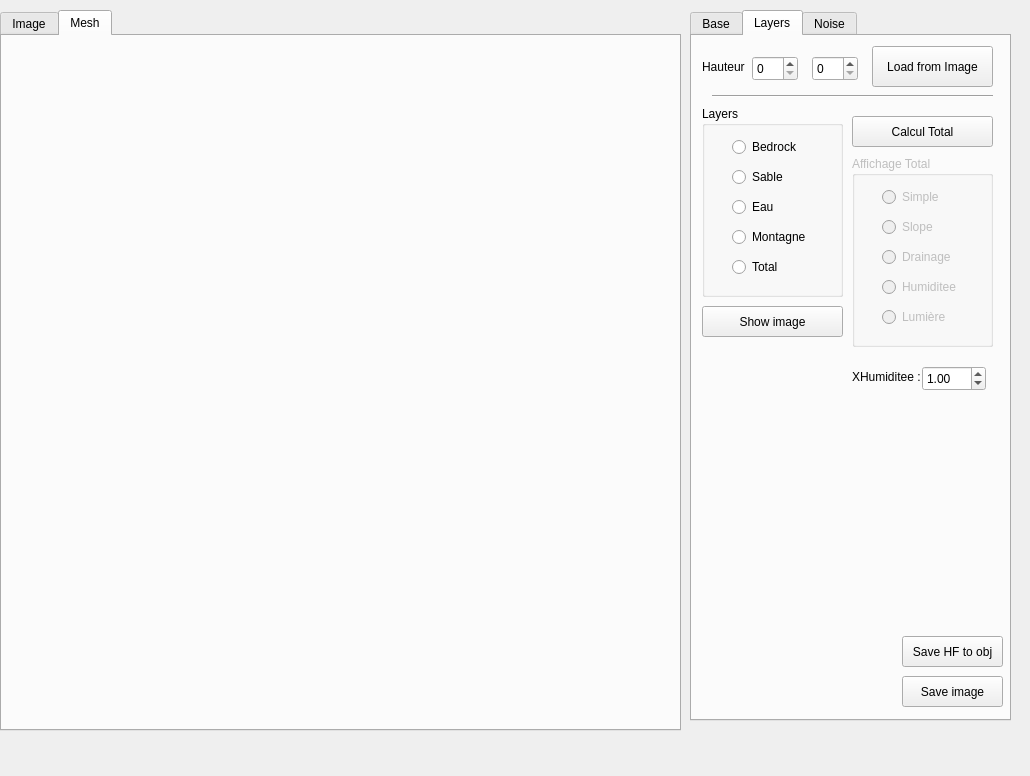
Above: mainwindow.ui from Benji6974/GeoMod before the change. Below: the same form after it.
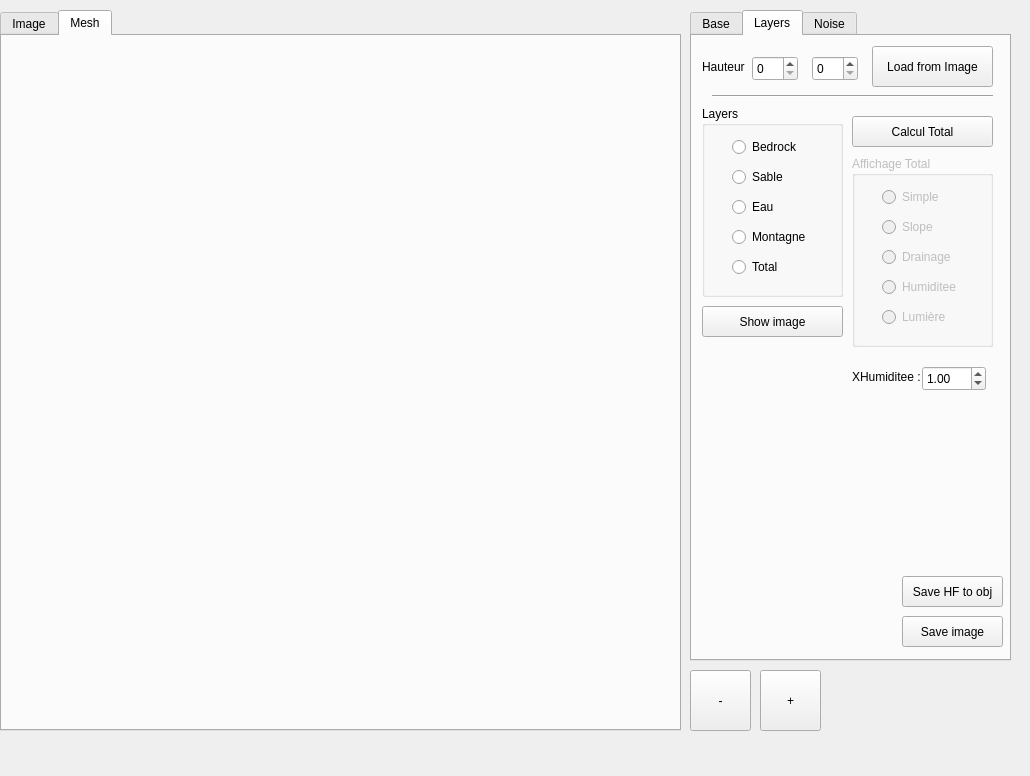
That is the form after the change. The open tabs and pages were chosen to show the change. Custom widgets are drawn as their Qt base class.

Patch:
```diff
--- a/mainwindow.ui
+++ b/mainwindow.ui
@@ -66,7 +66,7 @@
       <x>690</x>
       <y>10</y>
       <width>321</width>
-      <height>711</height>
+      <height>651</height>
      </rect>
     </property>
     <property name="currentIndex">
@@ -334,7 +334,7 @@
       <property name="geometry">
        <rect>
         <x>210</x>
-        <y>600</y>
+        <y>540</y>
         <width>101</width>
         <height>31</height>
        </rect>
@@ -360,7 +360,7 @@
       <property name="geometry">
        <rect>
         <x>210</x>
-        <y>640</y>
+        <y>580</y>
         <width>101</width>
         <height>31</height>
        </rect>
@@ -715,6 +715,32 @@
      </widget>
     </widget>
    </widget>
+   <widget class="QPushButton" name="btn_moins">
+    <property name="geometry">
+     <rect>
+      <x>690</x>
+      <y>670</y>
+      <width>61</width>
+      <height>61</height>
+     </rect>
+    </property>
+    <property name="text">
+     <string>-</string>
+    </property>
+   </widget>
+   <widget class="QPushButton" name="btn_plus">
+    <property name="geometry">
+     <rect>
+      <x>760</x>
+      <y>670</y>
+      <width>61</width>
+      <height>61</height>
+     </rect>
+    </property>
+    <property name="text">
+     <string>+</string>
+    </property>
+   </widget>
   </widget>
   <action name="actionSubmenu">
    <property name="text">
```
